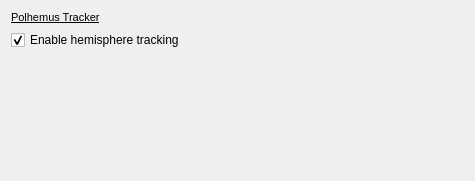
MITK/MITK, file Modules/IGTUI/Qmitk/QmitkPolhemusTrackerWidget.ui: the form before one commit.
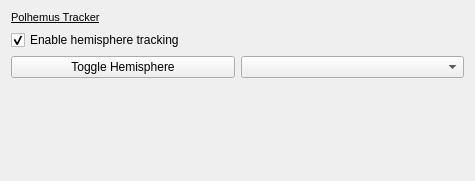
The form after the commit.

Commit message:
Toggle Hemisphere. Work in Progress.
ToDo:
* Define behaviour after HemiTrack is swiched of
* GUI toggle for single tool only
* Test...

```diff
--- a/Modules/IGTUI/Qmitk/QmitkPolhemusTrackerWidget.ui
+++ b/Modules/IGTUI/Qmitk/QmitkPolhemusTrackerWidget.ui
@@ -32,6 +32,24 @@
      </property>
     </widget>
    </item>
+   <item>
+    <layout class="QHBoxLayout" name="horizontalLayout">
+     <item>
+      <widget class="QPushButton" name="m_ToggleHemisphere">
+       <property name="text">
+        <string>Toggle Hemisphere</string>
+       </property>
+      </widget>
+     </item>
+     <item>
+      <widget class="QComboBox" name="m_ToolSelection_ToggleHemisphere">
+       <property name="currentText">
+        <string/>
+       </property>
+      </widget>
+     </item>
+    </layout>
+   </item>
    <item>
     <spacer name="verticalSpacer">
      <property name="orientation">
```
The commit also changes 6 other files.
